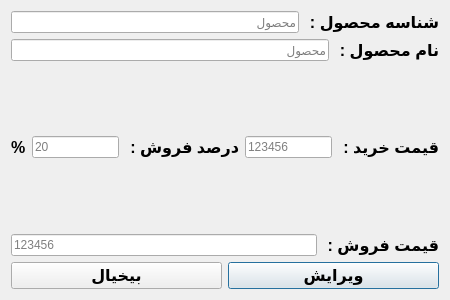
First picture: the form in GUI/UI_Files/update_product.ui, repository Hojjatrt/Accounting, before the edit.
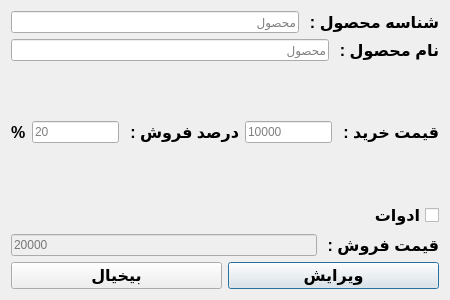
Second picture: the form after the edit.

Commit message: add txt sales price for accessories in the all ui files

What changed in the file:
```diff
--- a/GUI/UI_Files/update_product.ui
+++ b/GUI/UI_Files/update_product.ui
@@ -113,7 +113,7 @@
         <number>11</number>
        </property>
        <property name="placeholderText">
-        <string>123456</string>
+        <string>10000</string>
        </property>
       </widget>
      </item>
@@ -166,7 +166,27 @@
     </layout>
    </item>
    <item>
-    <layout class="QHBoxLayout" name="horizontalLayout_5">
+    <layout class="QVBoxLayout" name="verticalLayout_2">
+     <item>
+      <widget class="QCheckBox" name="checkBox_accessories">
+       <property name="font">
+        <font>
+         <family>Arial</family>
+         <pointsize>12</pointsize>
+         <weight>75</weight>
+         <bold>true</bold>
+        </font>
+       </property>
+       <property name="layoutDirection">
+        <enum>Qt::RightToLeft</enum>
+       </property>
+       <property name="text">
+        <string>ادوات</string>
+       </property>
+      </widget>
+     </item>
+     <item>
+      <layout class="QHBoxLayout" name="horizontalLayout_4">
      <item>
       <widget class="QLabel" name="label_7">
        <property name="font">
@@ -185,7 +205,7 @@
      <item>
       <widget class="QLineEdit" name="txt_sales_price">
        <property name="enabled">
-        <bool>true</bool>
+          <bool>false</bool>
        </property>
        <property name="inputMethodHints">
         <set>Qt::ImhDigitsOnly|Qt::ImhPreferNumbers</set>
@@ -197,12 +217,14 @@
         <number>11</number>
        </property>
        <property name="readOnly">
-        <bool>true</bool>
+          <bool>false</bool>
        </property>
        <property name="placeholderText">
-        <string>123456</string>
-       </property>
-      </widget>
+          <string>20000</string>
+         </property>
+        </widget>
+       </item>
+      </layout>
      </item>
     </layout>
    </item>
```
Left out of the diff: 4 changed lines with no effect on the pictures. Lines whose indentation alone changed are shown as unchanged. The commit also changes 5 other files.
